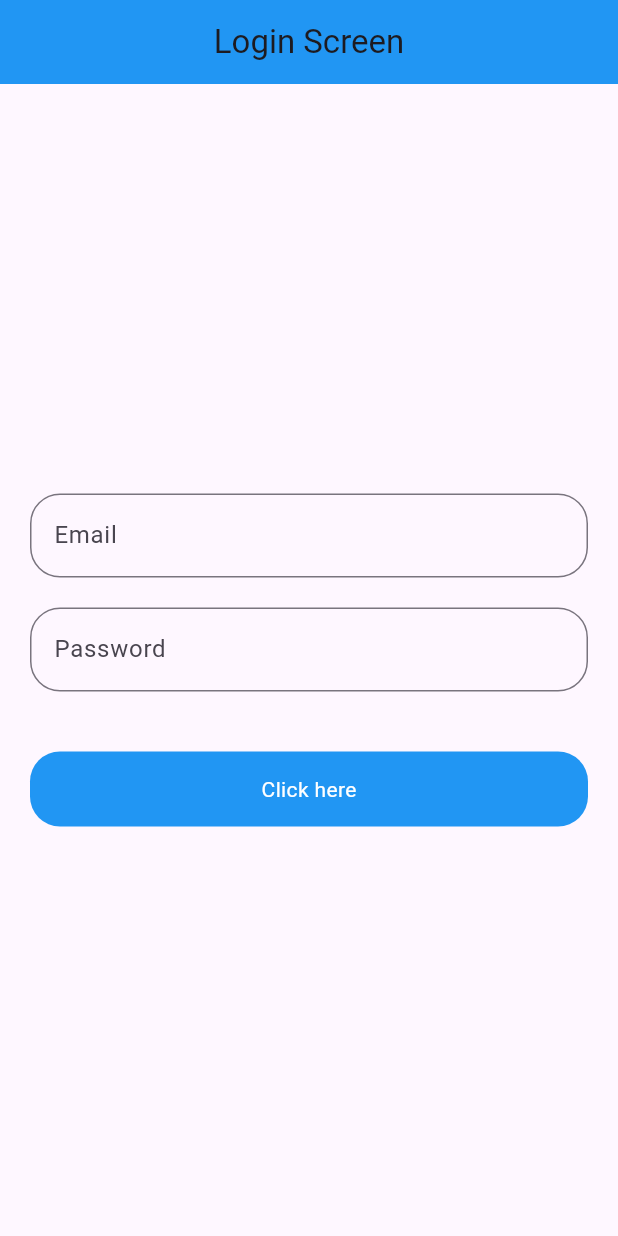
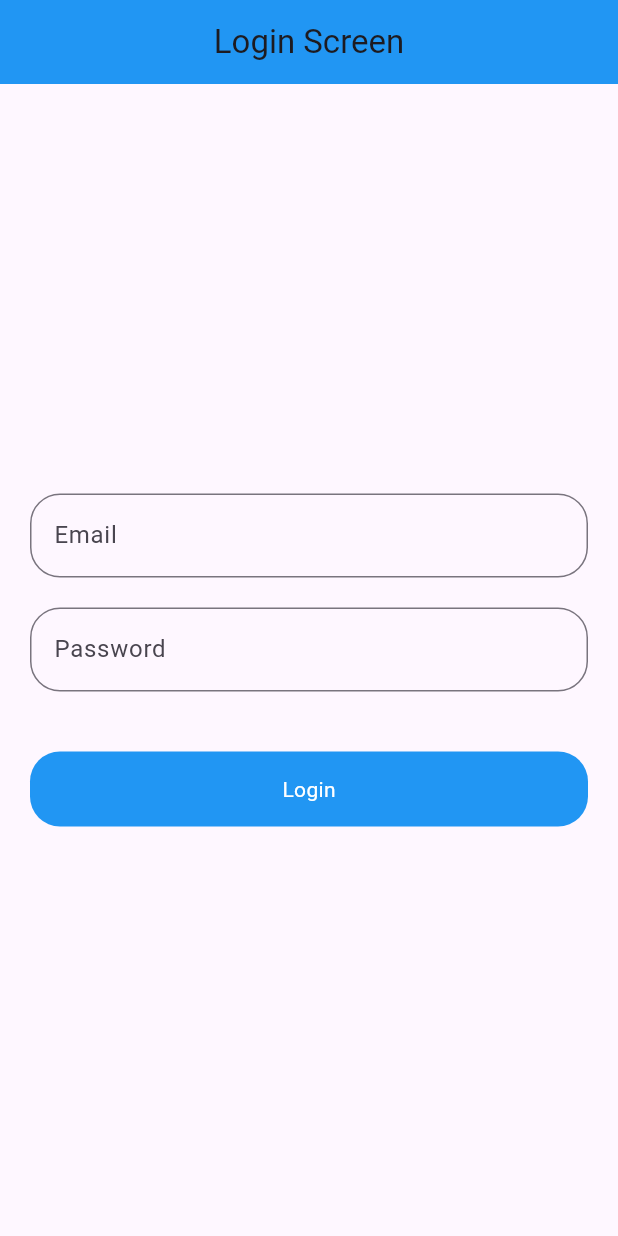
Before and after one commit to Salman-Dev336/Multi_Roles_App_Flutter, a Flutter app: the screen it shows after launch, on a phone screen of 412 x 824 dp. Run offline on Flutter 3.47's test engine with Material 3 defaults, Android fonts, the phone set to English and light mode, and no system bars; our stand-ins replace shared_preferences; network calls fail.

Commit message:
user login and on sucessful login they go to homepage

```diff
--- a/lib/login_screen.dart
+++ b/lib/login_screen.dart
@@ -54,6 +54,10 @@ class _LoginScreenState extends State<LoginScreen> {
 
                 SharedPreferences sp = await SharedPreferences.getInstance();
                 sp.setString('email', emailController.text.toString());
+                // sp.setString('password', passwordController.text.toString());not good to store password in shared preferences
+
+                sp.setBool('isLogin', true);
+
 
                 // sp.setString('name', 'salman');
                 // sp.setInt('age', 25);
@@ -77,7 +81,7 @@ class _LoginScreenState extends State<LoginScreen> {
                 ),
                 child: const Center(
                   child: Text(
-                    'Click here',
+                    'Login',
                     style: TextStyle(color: Colors.white),
                   ),
                 ),
```
Also changed, not shown: lib/splash_screen.dart (+19 -1 lines).
